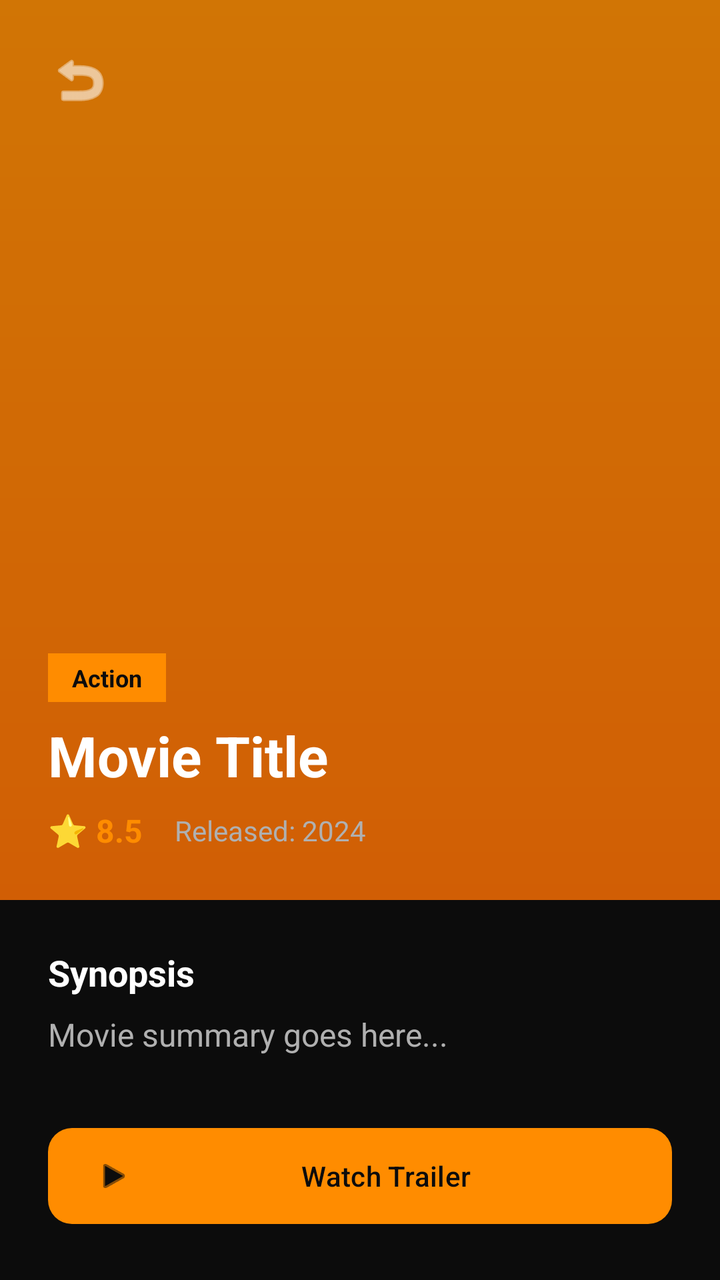
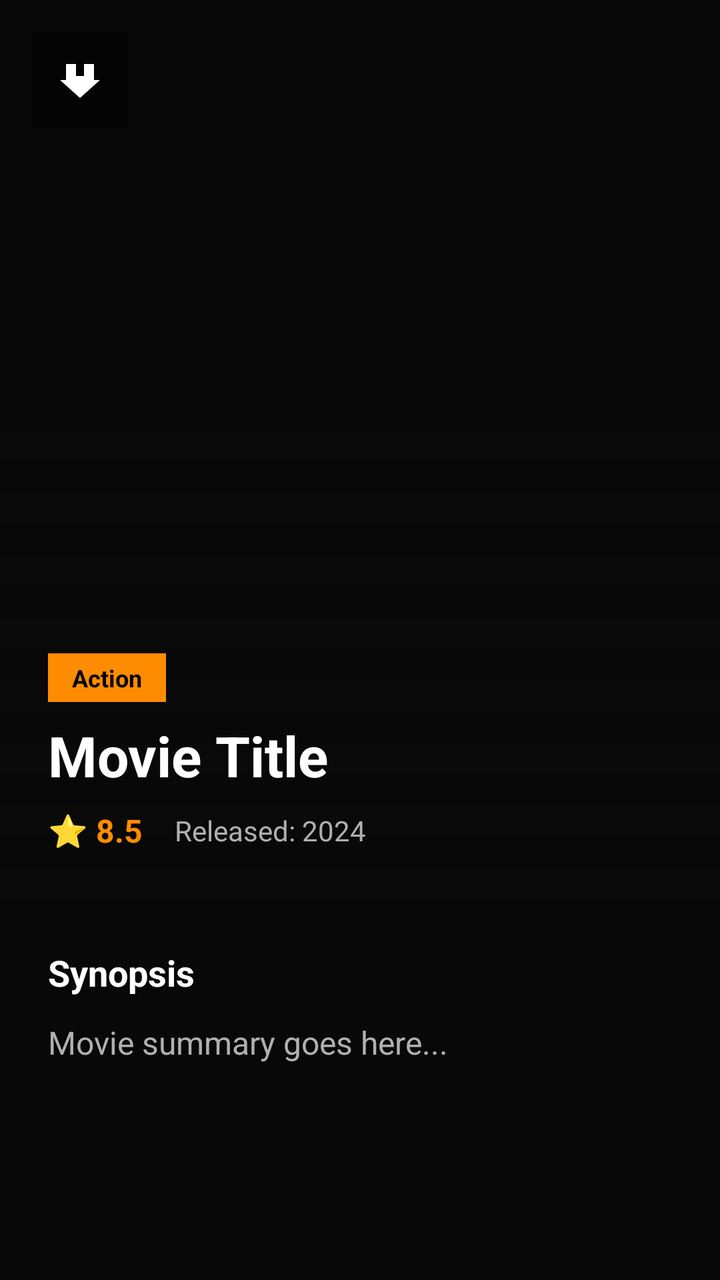

Compare the two renders of this Android layout. The source of the first and the diff that turns it into the second are given below.
<!-- AndroidManifest.xml: application theme Theme.CinemaPE -->
<!-- res/layout/fragment_detail_movie.xml -->
<?xml version="1.0" encoding="utf-8"?>
<androidx.core.widget.NestedScrollView xmlns:android="http://schemas.android.com/apk/res/android"
    xmlns:app="http://schemas.android.com/apk/res-auto"
    android:layout_width="match_parent"
    android:layout_height="match_parent"
    android:background="@color/black_bg_dark">

    <LinearLayout
        android:layout_width="match_parent"
        android:layout_height="wrap_content"
        android:orientation="vertical">

        <RelativeLayout
            android:layout_width="match_parent"
            android:layout_height="450dp">

            <ImageView
                android:id="@+id/iv_detail_poster"
                android:layout_width="match_parent"
                android:layout_height="match_parent"
                android:scaleType="centerCrop"
                android:src="@color/black_card_dark" />

            <View
                android:layout_width="match_parent"
                android:layout_height="match_parent"
                android:background="@drawable/bg_appbar_gradient"
                android:layout_alignParentBottom="true"
                android:alpha="0.8" />

            <ImageButton
                android:id="@+id/btn_back"
                android:layout_width="48dp"
                android:layout_height="48dp"
                android:layout_margin="16dp"
                android:background="?attr/selectableItemBackgroundBorderless"
                android:src="@android:drawable/ic_menu_revert"
                app:tint="@color/white" />

            <LinearLayout
                android:layout_width="match_parent"
                android:layout_height="wrap_content"
                android:layout_alignParentBottom="true"
                android:orientation="vertical"
                android:padding="24dp">

                <TextView
                    android:id="@+id/tv_detail_category"
                    android:layout_width="wrap_content"
                    android:layout_height="wrap_content"
                    android:background="@color/orange_primary"
                    android:paddingHorizontal="12dp"
                    android:paddingVertical="4dp"
                    android:text="Action"
                    android:textColor="@color/black_bg_dark"
                    android:textSize="12sp"
                    android:textStyle="bold" />

                <TextView
                    android:id="@+id/tv_detail_title"
                    android:layout_width="match_parent"
                    android:layout_height="wrap_content"
                    android:layout_marginTop="8dp"
                    android:text="Movie Title"
                    android:textColor="@color/white"
                    android:textSize="28sp"
                    android:textStyle="bold" />

                <LinearLayout
                    android:layout_width="match_parent"
                    android:layout_height="wrap_content"
                    android:layout_marginTop="8dp"
                    android:gravity="center_vertical"
                    android:orientation="horizontal">

                    <TextView
                        android:id="@+id/tv_detail_rating"
                        android:layout_width="wrap_content"
                        android:layout_height="wrap_content"
                        android:text="⭐ 8.5"
                        android:textColor="@color/orange_primary"
                        android:textSize="16sp"
                        android:textStyle="bold" />

                    <TextView
                        android:id="@+id/tv_detail_release"
                        android:layout_width="wrap_content"
                        android:layout_height="wrap_content"
                        android:layout_marginStart="16dp"
                        android:text="Released: 2024"
                        android:textColor="@color/text_muted"
                        android:textSize="14sp" />
                </LinearLayout>
            </LinearLayout>
        </RelativeLayout>

        <LinearLayout
            android:layout_width="match_parent"
            android:layout_height="wrap_content"
            android:orientation="vertical"
            android:padding="24dp">

            <TextView
                android:layout_width="match_parent"
                android:layout_height="wrap_content"
                android:text="Synopsis"
                android:textColor="@color/white"
                android:textSize="18sp"
                android:textStyle="bold" />

            <TextView
                android:id="@+id/tv_detail_description"
                android:layout_width="match_parent"
                android:layout_height="wrap_content"
                android:layout_marginTop="8dp"
                android:lineSpacingExtra="4dp"
                android:text="Movie summary goes here..."
                android:textColor="@color/text_muted"
                android:textSize="16sp" />

            <com.google.android.material.button.MaterialButton
                android:id="@+id/btn_watch_trailer"
                android:layout_width="match_parent"
                android:layout_height="56dp"
                android:layout_marginTop="32dp"
                android:text="Watch Trailer"
                android:textColor="@color/black_bg_dark"
                app:backgroundTint="@color/orange_primary"
                app:cornerRadius="12dp"
                app:icon="@android:drawable/ic_media_play"
                app:iconTint="@color/black_bg_dark" />

        </LinearLayout>
    </LinearLayout>
</androidx.core.widget.NestedScrollView>
<!-- resources referenced by this layout -->
<resources>
  <color name="black_bg_dark">#0C0C0C</color>
  <color name="black_card_dark">#1A1A1A</color>
  <color name="orange_primary">#FF8C00</color>
  <color name="text_muted">#B0B0B0</color>
  <color name="white">#FFFFFFFF</color>
  <!-- drawable bg_appbar_gradient (drawable) -->
  <?xml version="1.0" encoding="utf-8"?>
  <shape xmlns:android="http://schemas.android.com/apk/res/android"
      android:shape="rectangle">
      <gradient
          android:startColor="@color/orange_primary"
          android:endColor="@color/orange_primary_variant"
          android:angle="270" />
  </shape>
  <style name="Theme.CinemaPE" parent="Base.Theme.CinemaPE" />
  <color name="orange_primary_variant">#FF7000</color>
  <style name="Base.Theme.CinemaPE" parent="Theme.Material3.Dark.NoActionBar">
          
          <item name="colorPrimary">@color/orange_primary</item>
          <item name="colorOnPrimary">@color/black_bg_dark</item>
  
          <item name="android:windowBackground">@color/black_bg_dark</item>
          <item name="colorSurface">@color/black_card_dark</item>
          <item name="colorOnSurface">@color/text_main</item>
  
          <item name="colorPrimaryContainer">@color/black_bg_dark</item>
          <item name="colorOnPrimaryContainer">@color/orange_primary</item>
          <item name="colorSurfaceVariant">@color/black_bg_dark</item>
  
          <item name="colorSecondaryContainer">#26FF8C00</item> 
          <item name="colorOnSecondaryContainer">@color/orange_primary</item>
  
          <item name="android:statusBarColor">@color/black_bg_dark</item>
      </style>
  <color name="text_main">#FFFFFF</color>
</resources>

<!-- the commit's change to res/layout/fragment_detail_movie.xml (unified diff, before → after) -->
@@ -14,27 +14,32 @@
             android:layout_width="match_parent"
             android:layout_height="450dp">
 
+            
             <ImageView
                 android:id="@+id/iv_detail_poster"
                 android:layout_width="match_parent"
                 android:layout_height="match_parent"
-                android:scaleType="centerCrop"
-                android:src="@color/black_card_dark" />
+                android:scaleType="centerCrop" />
 
+            
             <View
                 android:layout_width="match_parent"
-                android:layout_height="match_parent"
-                android:background="@drawable/bg_appbar_gradient"
+                android:layout_height="250dp"
                 android:layout_alignParentBottom="true"
-                android:alpha="0.8" />
+                android:background="@drawable/bg_appbar_gradient" />
 
+            
             <ImageButton
                 android:id="@+id/btn_back"
                 android:layout_width="48dp"
                 android:layout_height="48dp"
                 android:layout_margin="16dp"
-                android:background="?attr/selectableItemBackgroundBorderless"
-                android:src="@android:drawable/ic_menu_revert"
+                android:padding="12dp"
+                android:scaleType="centerInside"
+                android:src="@drawable/ic_home"
+                android:rotation="180"
+                android:background="@color/favorite_active"
+                android:backgroundTint="#80000000"
                 app:tint="@color/white" />
 
             <LinearLayout
@@ -52,7 +57,7 @@
                     android:paddingHorizontal="12dp"
                     android:paddingVertical="4dp"
                     android:text="Action"
-                    android:textColor="@color/black_bg_dark"
+                    android:textColor="@color/black"
                     android:textSize="12sp"
                     android:textStyle="bold" />
 
@@ -112,24 +117,12 @@
                 android:id="@+id/tv_detail_description"
                 android:layout_width="match_parent"
                 android:layout_height="wrap_content"
-                android:layout_marginTop="8dp"
-                android:lineSpacingExtra="4dp"
+                android:layout_marginTop="12dp"
+                android:lineSpacingExtra="6dp"
                 android:text="Movie summary goes here..."
                 android:textColor="@color/text_muted"
                 android:textSize="16sp" />
 
-            <com.google.android.material.button.MaterialButton
-                android:id="@+id/btn_watch_trailer"
-                android:layout_width="match_parent"
-                android:layout_height="56dp"
-                android:layout_marginTop="32dp"
-                android:text="Watch Trailer"
-                android:textColor="@color/black_bg_dark"
-                app:backgroundTint="@color/orange_primary"
-                app:cornerRadius="12dp"
-                app:icon="@android:drawable/ic_media_play"
-                app:iconTint="@color/black_bg_dark" />
-
         </LinearLayout>
     </LinearLayout>
 </androidx.core.widget.NestedScrollView>
<!-- resource entries referenced after the edit -->
@@ -1,7 +1,9 @@
 <!-- resources referenced by this layout -->
 <resources>
-  <color name="black_bg_dark">#0C0C0C</color>
-  <color name="black_card_dark">#1A1A1A</color>
+  <color name="black">#FF000000</color>
+  <color name="black_bg_dark">#080808</color>
+  <color name="favorite_active">#FF8C00</color>
+  <color name="black_card_dark">#121212</color>
   <color name="orange_primary">#FF8C00</color>
   <color name="text_muted">#B0B0B0</color>
   <color name="white">#FFFFFFFF</color>
@@ -9,27 +11,40 @@
   <?xml version="1.0" encoding="utf-8"?>
   <shape xmlns:android="http://schemas.android.com/apk/res/android"
       android:shape="rectangle">
+      
       <gradient
-          android:startColor="@color/orange_primary"
-          android:endColor="@color/orange_primary_variant"
+          android:startColor="@android:color/transparent"
+          android:endColor="@color/black_bg_dark"
           android:angle="270" />
   </shape>
+  <!-- drawable ic_home (drawable) -->
+  <vector xmlns:android="http://schemas.android.com/apk/res/android"
+      android:width="24dp"
+      android:height="24dp"
+      android:viewportWidth="24"
+      android:viewportHeight="24"
+      android:tint="?attr/colorControlNormal">
+      <path
+          android:fillColor="@android:color/white"
+          android:pathData="M10,20V14H14V20H19V12H22L12,3L2,12H5V20H10Z" />
+  </vector>
   <style name="Theme.CinemaPE" parent="Base.Theme.CinemaPE" />
-  <color name="orange_primary_variant">#FF7000</color>
   <style name="Base.Theme.CinemaPE" parent="Theme.Material3.Dark.NoActionBar">
           
           <item name="colorPrimary">@color/orange_primary</item>
           <item name="colorOnPrimary">@color/black_bg_dark</item>
   
+          
           <item name="android:windowBackground">@color/black_bg_dark</item>
           <item name="colorSurface">@color/black_card_dark</item>
           <item name="colorOnSurface">@color/text_main</item>
   
+          
           <item name="colorPrimaryContainer">@color/black_bg_dark</item>
           <item name="colorOnPrimaryContainer">@color/orange_primary</item>
-          <item name="colorSurfaceVariant">@color/black_bg_dark</item>
   
-          <item name="colorSecondaryContainer">#26FF8C00</item> 
+          
+          <item name="colorSecondaryContainer">#33FF8C00</item>
           <item name="colorOnSecondaryContainer">@color/orange_primary</item>
   
           <item name="android:statusBarColor">@color/black_bg_dark</item>
